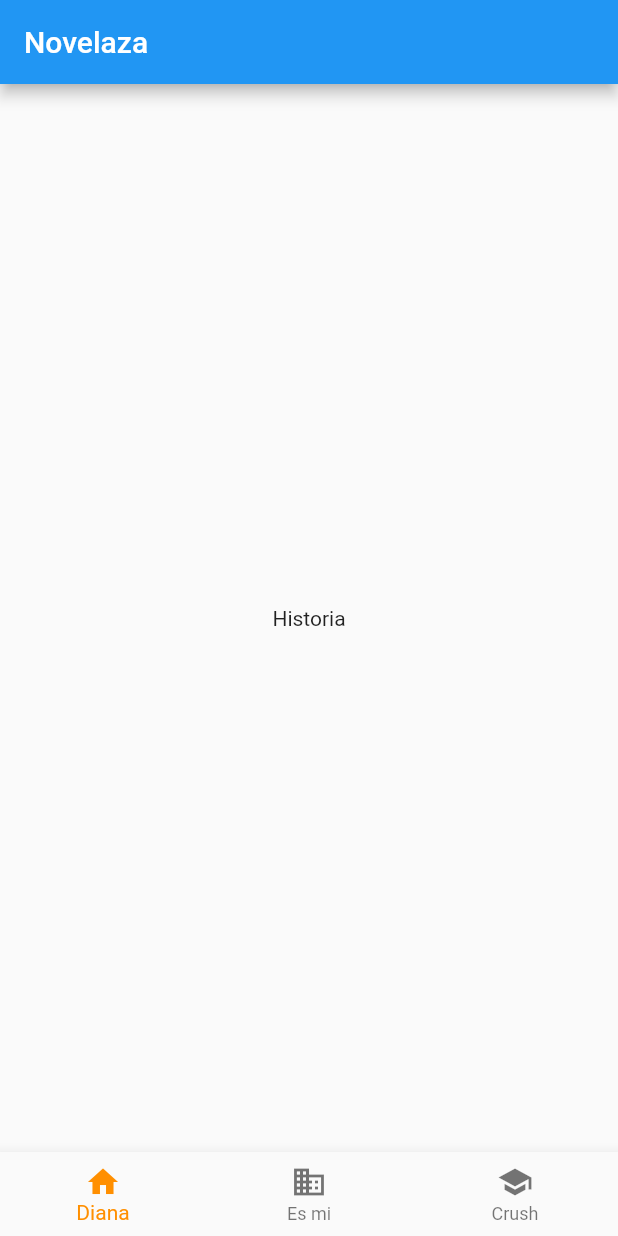
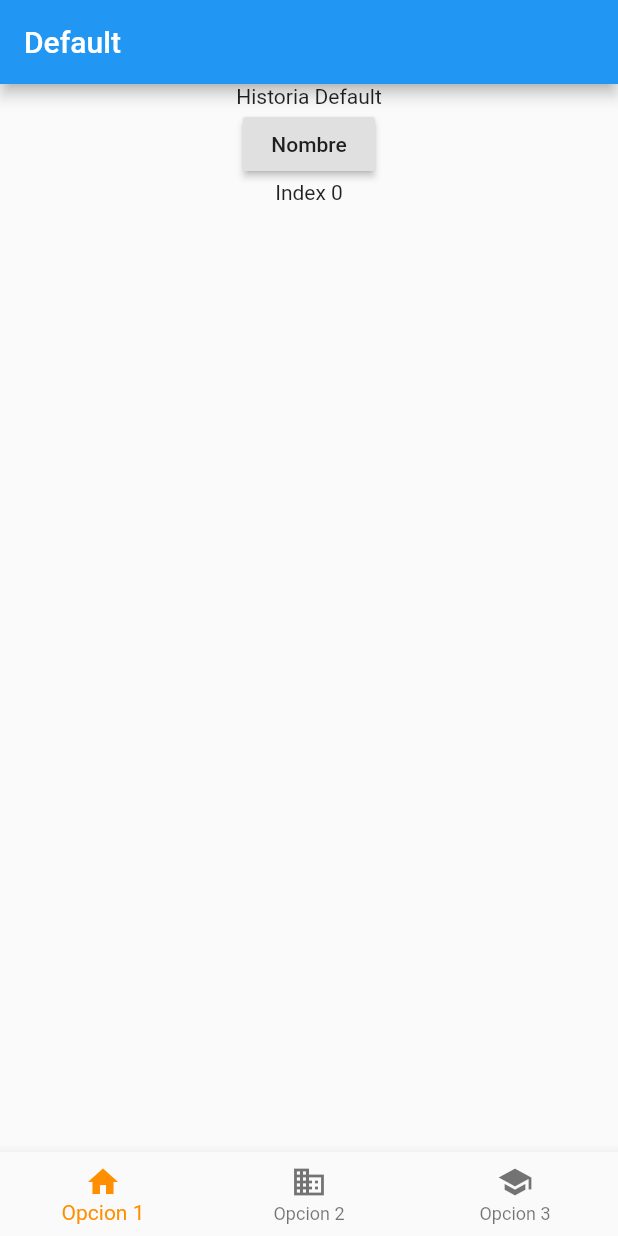
Before and after one commit to Migue28/Juego_Novela_en_Flutter, a Flutter app: the screen it shows after launch, on a phone screen of 412 x 824 dp. Run offline on Flutter 3.47's test engine with Material 2 defaults, Android fonts, the phone set to English and light mode, and no system bars.

Commit message:
Se agregó funcionalidad a el bottonNavBar, ya se puede hacer en ellos

```diff
--- a/lib/Historia.dart
+++ b/lib/historia.dart
@@ -1,15 +1,23 @@
 import 'package:flutter/material.dart';
 
 class Historia extends StatefulWidget {
+  final String historia;
+
+  Historia(this.historia);
+
   @override
-  _HistoriaState createState() => _HistoriaState();
+  _HistoriaState createState() => _HistoriaState(historia);
 }
 
 class _HistoriaState extends State<Historia> {
+  String historia;
+
+  _HistoriaState(this.historia);
+
   @override
   Widget build(BuildContext context) {
     return Container(
-      child: Text('Historia')
+      child: Text(historia)
     );
   }
 }
--- a/lib/main.dart
+++ b/lib/main.dart
@@ -1,16 +1,17 @@
 import 'package:flutter/material.dart';
-import 'package:novel_game/Opciones.dart';
 
-import './Historia.dart';
-import './Opciones.dart';
+import './historia.dart';
+import './opciones.dart';
 
 void main() => runApp(MyApp());
 
 class MyApp extends StatelessWidget {
+  static const String _title = 'Novelazao V2.1';
+
   @override
   Widget build(BuildContext context) {
     return MaterialApp(
-      title: 'Novela',
+      title: _title,
       home: MyHome(),
     );
   }
@@ -22,6 +23,21 @@ class MyHome extends StatefulWidget {
 }
 
 class _MyHomeState extends State<MyHome> {
+  String titulo = 'Default';
+  int _selectedIndex = 0;
+
+  static List<Widget> _widgetOptions = <Widget>[
+    Historia('Index 0'),
+    Historia('Index 1'),
+    Historia('Index 2')
+  ];
+
+  void cambiarTitulo() {
+    setState(() {
+      titulo = 'Nuevo titulo';
+    });
+  }
+
   @override
   Widget build(BuildContext context) {
     return Container(
@@ -29,14 +45,24 @@ class _MyHomeState extends State<MyHome> {
       child: Scaffold(
         appBar: AppBar(
           title: Text(
-            'Novelaza',
+            titulo,
             textAlign: TextAlign.center,
           ),
         ),
         body: Center(
-          child: Historia(),
+          child: Column(children: <Widget>[
+            Historia('Historia Default'),
+            RaisedButton(
+              child: Text('Nombre'),
+              onPressed: cambiarTitulo,
+            ),
+            _widgetOptions.elementAt(_selectedIndex),
+          ]),
         ),
-        bottomNavigationBar: Opciones(),
+        bottomNavigationBar: Container(
+          child: Opciones(_selectedIndex),
+
+        ),
       ),
     );
   }
--- a/lib/Opciones.dart
+++ b/lib/opciones.dart
@@ -1,11 +1,18 @@
 import 'package:flutter/material.dart';
 
 class Opciones extends StatefulWidget {
+  final int selectedIndex;
+  Opciones(this.selectedIndex);
+
   @override
-  _OpcionesState createState() => _OpcionesState();
+  _OpcionesState createState() => _OpcionesState(selectedIndex);
 }
 
 class _OpcionesState extends State<Opciones> {
+  int selectedIndex = 0;
+  _OpcionesState(this.selectedIndex);
+
+
   @override
   Widget build(BuildContext context) {
     return Container(
@@ -13,19 +20,30 @@ class _OpcionesState extends State<Opciones> {
         items: const <BottomNavigationBarItem>[
           BottomNavigationBarItem(
             icon: Icon(Icons.home),
-            title: Text('Diana'),
+            title: Text('Opcion 1'),
           ),
           BottomNavigationBarItem(
             icon: Icon(Icons.business),
-            title: Text('Es mi'),
+            title: Text('Opcion 2'),
           ),
           BottomNavigationBarItem(
             icon: Icon(Icons.school),
-            title: Text('Crush'),
+            title: Text('Opcion 3'),
           ),
         ],
         selectedItemColor: Colors.amber[800],
+        onTap: _onItemTapped,
+        currentIndex: selectedIndex,
       ),
     );
   }
+
+  void _onItemTapped(int index) {
+    setState(() {
+      selectedIndex = index;
+    });
+
+    print('Este es el index: $selectedIndex');
+  }
+
 }
```
